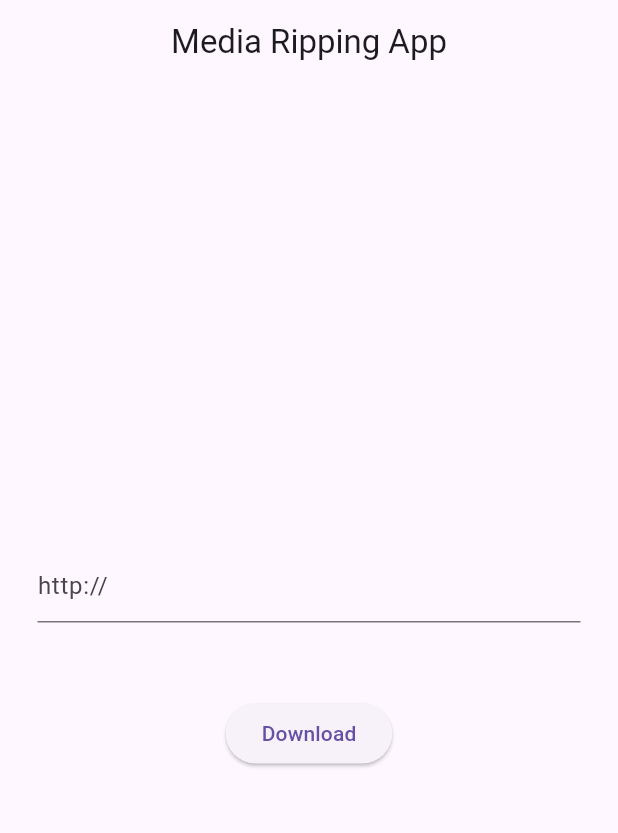
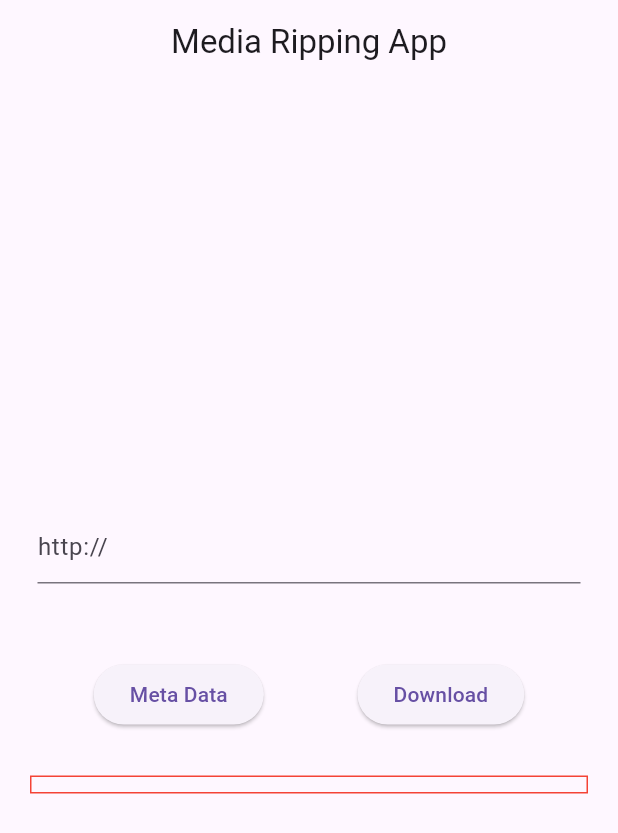
Before and after one commit to rutvikkumbhar/You-Pirate, a Flutter app: the screen it shows after launch, on a phone screen of 412 x 824 dp. Shown: the top 833 px of the screen. Run offline on Flutter 3.47's test engine with Material 3 defaults, Android fonts, the phone set to English and light mode, and no system bars; our stand-ins replace dio, flutter_dotenv.

Commit message:
Meta data & default download done in private storage

```diff
--- a/lib/Screens/Home.dart
+++ b/lib/Screens/Home.dart
@@ -1,11 +1,29 @@
+import 'dart:io';
+
 import 'package:flutter/material.dart';
 import 'package:dio/dio.dart';
 import 'package:path_provider/path_provider.dart';
+import 'package:you_pirate_app/API%20Services/VideoServices.dart';
 
-class Home extends StatelessWidget {
+class Home extends StatefulWidget {
+  @override
+  State<Home> createState() => _HomeState();
+}
 
+class _HomeState extends State<Home> {
   final urlController = TextEditingController();
   final dio = Dio();
+  final path = "/storage/emulated/0/Download/";
+  double progress = 0;
+  int totalBytes = 0;
+  int receivedBytes = 0;
+  Map<String, dynamic>? videoInfo;
+  bool infoLoading = false;
+  bool downloadLoading = false;
+
+  String bytesToMb(int bytes){
+    return (bytes/ (1024*1024)).toStringAsFixed(2);
+  }
 
   Widget build(BuildContext context) {
     return Scaffold(
@@ -26,19 +44,108 @@ class Home extends StatelessWidget {
             ),
           ),
           SizedBox(height: 50,),
+          Row(
+            mainAxisAlignment: MainAxisAlignment.spaceEvenly,
+            children: [
               ElevatedButton(
-            child: Text("Download"),
-            onPressed: (){
+                child: infoLoading? CircularProgressIndicator() : Text("Meta Data"),
+                onPressed: () async{
+                  setState(()=>infoLoading=true);
+                  String url = urlController.text;
+                  try {
+                    await VideoServices.getVideoInfo(url).then((result)=>{
+                      setState(()=>infoLoading=false),
+                      videoInfo = result,
+                    }).onError((error, stackTrace){
+                      setState(()=>infoLoading=false);
+                      throw error.toString();
+                    });
+                    setState(()=>{});
+                  } catch(error){
+                    print("ERROR: ${error.toString()}");
+                  }
+                },
+              ),
+              ElevatedButton(
+                  child: downloadLoading?CircularProgressIndicator():Text("Download"),
+                  onPressed: () async {
+                    setState(()=>downloadLoading=true);
                     String url = urlController.text.trim().toString();
-              dio.download(
+                    debugPrint("URL: ${url}");
+                    Directory dir = await getApplicationDocumentsDirectory();
+                    String savePath = "${dir.path}/${videoInfo!['title']}.mp4";
+                    debugPrint("FILE PATH: ${savePath}");
+                    await VideoServices.downloadVideo(
                         url,
-                  "android/emulated/0/download/fileName.bat").then((data)=>{
-                    print("Media downloaded")
+                        savePath).then((result)=>{
+                    setState(()=>downloadLoading=false),
+                      debugPrint("Media downloaded"),
+                      ScaffoldMessenger.of(context).showSnackBar(SnackBar(content: Text("Download Completed"))),
                     }).onError((error, stackTrace)=>{
-                print("Error ${error.toString()}")
+                    setState(()=>downloadLoading=false),
+                      debugPrint("Failed to  downloaded ERROR: ${error.toString()}"),
+                      ScaffoldMessenger.of(context).showSnackBar(SnackBar(content: Text("Failed to  downloaded"))),
                     });
+                    // await dio.download(
+                    //     url,
+                    //     path+"${videoInfo!['title']}.mp4",
+                    //     onReceiveProgress: (received, total)=>{
+                    //       if(total!=-1){
+                    //         progress = received/total,
+                    //         totalBytes = total,
+                    //         receivedBytes=received,
+                    //         setState(()=>{}),
+                    //       }
+                    //     }).then((data)=>{
+                    //   print("Media downloaded"),
+                    //   ScaffoldMessenger.of(context).showSnackBar(SnackBar(content: Text("Download Completed"))),
+                    // }).onError((error, stackTrace)=>{
+                    //   print("Error ${error.toString()}")
+                    // });
                   }
-          )
+              ),
+            ],
+          ),
+          SizedBox(height: 30,),
+          Padding(
+            padding: const EdgeInsets.symmetric(horizontal: 20),
+            child: Container(
+              width: MediaQuery.of(context).size.width,
+              decoration: BoxDecoration(
+                border: Border.all(color: Colors.red)
+              ),
+              child: Column(
+                children: [
+                  if(progress==0)
+                    SizedBox()
+                  else
+                    Padding(
+                      padding: const EdgeInsets.symmetric(horizontal: 30),
+                      child: Row(
+                        children: [
+                          Expanded(
+                            child: LinearProgressIndicator(
+                              color: Colors.red,
+                              value: progress,
+                            ),
+                          ),
+                          SizedBox(width: 10,),
+                          Text("${(progress*100).toStringAsFixed(1)}%")
+                        ],
+                      ),
+                    ),
+                  SizedBox(height: 10,),
+                  if(progress==0)
+                    SizedBox()
+                  else
+                    Text("${bytesToMb(receivedBytes)}MB / ${bytesToMb(totalBytes)}MB")
+                ],
+              ),
+            ),
+          ),
+          SizedBox(height: 10,),
+          if (videoInfo != null)
+            Text(videoInfo!['title'])
         ],
       )
     );
--- a/lib/main.dart
+++ b/lib/main.dart
@@ -1,7 +1,11 @@
 import 'package:flutter/material.dart';
 import 'Screens/Home.dart';
+import 'package:flutter_dotenv/flutter_dotenv.dart';
+import 'package:path_provider/path_provider.dart';
 
-void main() {
+void main() async {
+  WidgetsFlutterBinding.ensureInitialized();
+  await dotenv.load(fileName: ".env");
   runApp(MyApp());
 }
 
--- a/pubspec.yaml
+++ b/pubspec.yaml
@@ -36,6 +36,8 @@ dependencies:
   cupertino_icons: ^1.0.8
   dio: ^5.10.0
   path_provider: ^2.1.6
+  flutter_dotenv: ^6.0.1
+  http: ^1.6.0
 
 dev_dependencies:
   flutter_test:
@@ -60,7 +62,8 @@ flutter:
   uses-material-design: true
 
   # To add assets to your application, add an assets section, like this:
-  # assets:
+  assets:
+    - .env
   #   - images/a_dot_burr.jpeg
   #   - images/a_dot_ham.jpeg
 
```
Also changed, not shown: lib/API Services/VideoServices.dart (added, +55 -0 lines), pubspec.lock, 1 other file. Lines whose indentation alone changed are shown as unchanged.
